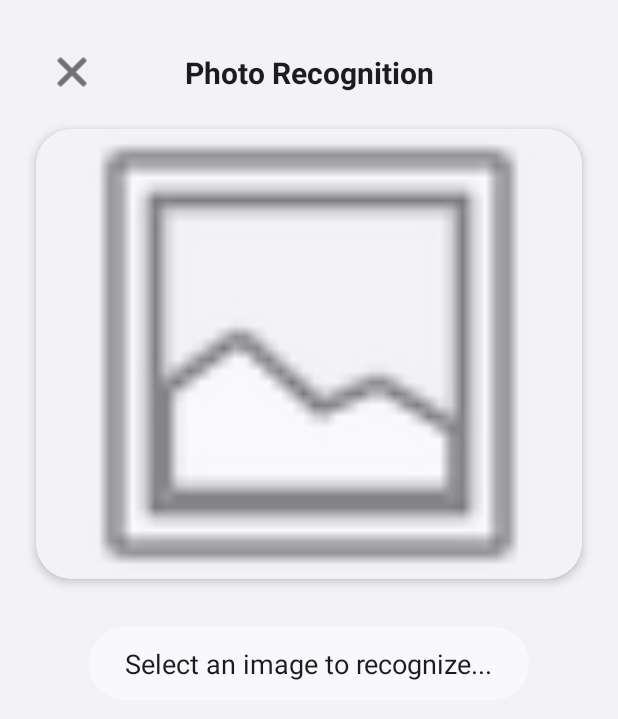
After one commit to ssy-bbh/VisionVoice_demo, an Android app: the PhotoRecognitionActivity screen opened directly, with no data from a screen before it, on a phone screen of 412 x 824 dp. The commit adds this screen. Shown: the top 719 px of the screen. Run offline under Robolectric (Android 15) with nearby library versions, the phone set to English and light mode, and no system bars; libraries missing offline, so code that uses them is left out: org.tensorflow.lite; 3 statements that could not run were skipped.

Commit message:
静态图片改为从相册上传

```diff
--- a/app/src/main/AndroidManifest.xml
+++ b/app/src/main/AndroidManifest.xml
@@ -35,6 +35,12 @@
             android:name=".PracticeActivity"
             android:exported="false" />
 
+        <!-- Registering the new PhotoRecognitionActivity -->
+        <activity
+            android:name=".PhotoRecognitionActivity"
+            android:exported="false"
+            android:theme="@style/Theme.Material3.DayNight.NoActionBar" />
+
     </application>
 
 </manifest>
--- a/app/src/main/java/com/example/myapplication/HomeFragment.java
+++ b/app/src/main/java/com/example/myapplication/HomeFragment.java
@@ -27,8 +27,10 @@ public class HomeFragment extends Fragment {
             startActivity(intent);
         });
 
+        // Updated: Start PhotoRecognitionActivity
         cardPhoto.setOnClickListener(v -> {
-            Toast.makeText(getContext(), "Photo Gallery coming soon!", Toast.LENGTH_SHORT).show();
+            Intent intent = new Intent(getActivity(), PhotoRecognitionActivity.class);
+            startActivity(intent);
         });
 
         return view;
--- /dev/null
+++ b/app/src/main/java/com/example/myapplication/PhotoRecognitionActivity.java
@@ -0,0 +1,179 @@
+package com.example.myapplication;
+
+import android.app.Activity;
+import android.content.Intent;
+import android.graphics.Bitmap;
+import android.net.Uri;
+import android.os.Bundle;
+import android.provider.MediaStore;
+import android.util.Log;
+import android.view.View;
+import android.widget.ImageButton;
+import android.widget.ImageView;
+import android.widget.TextView;
+import android.widget.Toast;
+
+import androidx.activity.result.ActivityResultLauncher;
+import androidx.activity.result.contract.ActivityResultContracts;
+import androidx.annotation.Nullable;
+import androidx.appcompat.app.AppCompatActivity;
+
+import com.google.android.material.floatingactionbutton.ExtendedFloatingActionButton;
+
+import org.tensorflow.lite.support.image.TensorImage;
+import org.tensorflow.lite.support.label.Category;
+import org.tensorflow.lite.task.core.BaseOptions;
+import org.tensorflow.lite.task.vision.classifier.Classifications;
+import org.tensorflow.lite.task.vision.classifier.ImageClassifier;
+
+import java.io.BufferedReader;
+import java.io.IOException;
+import java.io.InputStreamReader;
+import java.util.ArrayList;
+import java.util.List;
+
+public class PhotoRecognitionActivity extends AppCompatActivity {
+
+    private static final String TAG = "PhotoRecognitionActivity";
+
+    private ImageView ivSelectedImage;
+    private TextView tvPhotoRecognitionResult;
+    private ExtendedFloatingActionButton btnConfirmPhotoRecognition;
+
+    private ImageClassifier imageClassifier;
+    private List<String> labels;
+    private String currentRecognitionResult = null;
+
+    // ActivityResultLauncher for picking images from gallery
+    private ActivityResultLauncher<Intent> pickImageLauncher;
+
+    @Override
+    protected void onCreate(@Nullable Bundle savedInstanceState) {
+        super.onCreate(savedInstanceState);
+        setContentView(R.layout.activity_photo_recognition);
+
+        ivSelectedImage = findViewById(R.id.ivSelectedImage);
+        tvPhotoRecognitionResult = findViewById(R.id.tvPhotoRecognitionResult);
+        btnConfirmPhotoRecognition = findViewById(R.id.btnConfirmPhotoRecognition);
+        ImageButton btnClosePhoto = findViewById(R.id.btnClosePhoto);
+
+        loadLabels();
+        initImageClassifier();
+
+        // Initialize ActivityResultLauncher
+        pickImageLauncher = registerForActivityResult(
+                new ActivityResultContracts.StartActivityForResult(),
+                result -> {
+                    if (result.getResultCode() == Activity.RESULT_OK && result.getData() != null) {
+                        Uri imageUri = result.getData().getData();
+                        try {
+                            Bitmap bitmap = MediaStore.Images.Media.getBitmap(this.getContentResolver(), imageUri);
+                            ivSelectedImage.setImageBitmap(bitmap);
+                            recognizeImage(bitmap);
+                        } catch (IOException e) {
+                            Log.e(TAG, "Error loading image from gallery", e);
+                            Toast.makeText(this, "Failed to load image", Toast.LENGTH_SHORT).show();
+                            tvPhotoRecognitionResult.setText("Failed to load image.");
+                            btnConfirmPhotoRecognition.setVisibility(View.GONE);
+                        }
+                    } else {
+                        // User cancelled picking image, finish this activity or show a message
+                        Toast.makeText(this, "Image selection cancelled", Toast.LENGTH_SHORT).show();
+                        finish();
+                    }
+                }
+        );
+
+        // Start image picker immediately when activity is created
+        openImagePicker();
+
+        btnConfirmPhotoRecognition.setOnClickListener(v -> {
+            if (currentRecognitionResult != null && !currentRecognitionResult.isEmpty()) {
+                Intent intent = new Intent(PhotoRecognitionActivity.this, PracticeActivity.class);
+                intent.putExtra("extra_word", currentRecognitionResult);
+                startActivity(intent);
+            } else {
+                Toast.makeText(this, "No valid recognition result to learn.", Toast.LENGTH_SHORT).show();
+            }
+        });
+
+        btnClosePhoto.setOnClickListener(v -> finish());
+    }
+
+    private void openImagePicker() {
+        Intent galleryIntent = new Intent(Intent.ACTION_PICK, MediaStore.Images.Media.EXTERNAL_CONTENT_URI);
+        pickImageLauncher.launch(galleryIntent);
+    }
+
+    private void recognizeImage(Bitmap bitmap) {
+        if (imageClassifier == null) {
+            tvPhotoRecognitionResult.setText("Classifier not initialized.");
+            btnConfirmPhotoRecognition.setVisibility(View.GONE);
+            return;
+        }
+
+        TensorImage tensorImage = TensorImage.fromBitmap(bitmap);
+        List<Classifications> results = imageClassifier.classify(tensorImage);
+
+        if (results != null && !results.isEmpty() && !results.get(0).getCategories().isEmpty()) {
+            Category topCategory = results.get(0).getCategories().get(0);
+            String numericLabel = topCategory.getLabel();
+            float score = topCategory.getScore();
+            String finalLabel = "Unknown";
+
+            try {
+                int index = Integer.parseInt(numericLabel);
+                if (labels != null && index >= 0 && index < labels.size()) {
+                    finalLabel = labels.get(index);
+                }
+            } catch (NumberFormatException e) {
+                // Keep "Unknown"
+            }
+
+            currentRecognitionResult = finalLabel; // Store the raw label for practice activity
+            String displayResult = String.format("%s (%.0f%%)", finalLabel, score * 100);
+            tvPhotoRecognitionResult.setText(displayResult);
+            btnConfirmPhotoRecognition.setVisibility(View.VISIBLE);
+        } else {
+            tvPhotoRecognitionResult.setText("No object detected.");
+            btnConfirmPhotoRecognition.setVisibility(View.GONE);
+            currentRecognitionResult = null;
+        }
+    }
+
+    private void loadLabels() {
+        try (BufferedReader reader = new BufferedReader(
+                new InputStreamReader(getAssets().open("labels.txt")))) {
+            labels = new ArrayList<>();
+            String line;
+            while ((line = reader.readLine()) != null) {
+                labels.add(line);
+            }
+        } catch (IOException e) {
+            Log.e(TAG, "Failed to load labels.", e);
+            Toast.makeText(this, "Failed to load labels for recognition.", Toast.LENGTH_SHORT).show();
+        }
+    }
+
+    private void initImageClassifier() {
+        try {
+            BaseOptions baseOptions = BaseOptions.builder().setNumThreads(2).build(); // Use fewer threads for static image
+            ImageClassifier.ImageClassifierOptions options = ImageClassifier.ImageClassifierOptions.builder()
+                    .setBaseOptions(baseOptions)
+                    .setMaxResults(1)
+                    .build();
+            imageClassifier = ImageClassifier.createFromFileAndOptions(this, "efficientnet-lite2-int8.tflite", options);
+        } catch (IOException e) {
+            Log.e(TAG, "TFLite failed to load", e);
+            Toast.makeText(this, "Failed to initialize image classifier.", Toast.LENGTH_SHORT).show();
+        }
+    }
+
+    @Override
+    protected void onDestroy() {
+        super.onDestroy();
+        if (imageClassifier != null) {
+            imageClassifier.close();
+        }
+    }
+}
--- /dev/null
+++ b/app/src/main/res/layout/activity_photo_recognition.xml
@@ -0,0 +1,90 @@
+<?xml version="1.0" encoding="utf-8"?>
+<androidx.constraintlayout.widget.ConstraintLayout xmlns:android="http://schemas.android.com/apk/res/android"
+    xmlns:app="http://schemas.android.com/apk/res-auto"
+    xmlns:tools="http://schemas.android.com/tools"
+    android:layout_width="match_parent"
+    android:layout_height="match_parent"
+    android:background="@color/surface_gray"
+    tools:context=".PhotoRecognitionActivity">
+
+    <!-- 关闭按钮 -->
+    <ImageButton
+        android:id="@+id/btnClosePhoto"
+        android:layout_width="48dp"
+        android:layout_height="48dp"
+        android:src="@android:drawable/ic_menu_close_clear_cancel"
+        android:background="?selectableItemBackgroundBorderless"
+        app:tint="@color/text_primary"
+        app:layout_constraintStart_toStartOf="parent"
+        app:layout_constraintTop_toTopOf="parent"
+        android:layout_margin="24dp"/>
+
+    <!-- 标题 -->
+    <TextView
+        android:id="@+id/tvPhotoRecognitionTitle"
+        android:layout_width="wrap_content"
+        android:layout_height="wrap_content"
+        android:text="Photo Recognition"
+        android:textSize="20sp"
+        android:textStyle="bold"
+        android:textColor="@color/text_primary"
+        app:layout_constraintTop_toTopOf="@id/btnClosePhoto"
+        app:layout_constraintBottom_toBottomOf="@id/btnClosePhoto"
+        app:layout_constraintStart_toStartOf="parent"
+        app:layout_constraintEnd_toEndOf="parent" />
+
+    <!-- 选择的图片显示区域 -->
+    <androidx.cardview.widget.CardView
+        android:id="@+id/cardSelectedImage"
+        style="@style/CardStyle"
+        android:layout_width="match_parent"
+        android:layout_height="300dp"
+        android:layout_marginHorizontal="24dp"
+        android:layout_marginTop="24dp"
+        app:cardCornerRadius="24dp"
+        app:cardElevation="4dp"
+        app:layout_constraintTop_toBottomOf="@id/tvPhotoRecognitionTitle"
+        app:layout_constraintStart_toStartOf="parent"
+        app:layout_constraintEnd_toEndOf="parent">
+
+        <ImageView
+            android:id="@+id/ivSelectedImage"
+            android:layout_width="match_parent"
+            android:layout_height="match_parent"
+            android:scaleType="centerCrop"
+            android:background="@color/surface_gray"
+            android:src="@android:drawable/ic_menu_gallery" />
+    </androidx.cardview.widget.CardView>
+
+    <!-- 识别结果展示 -->
+    <TextView
+        android:id="@+id/tvPhotoRecognitionResult"
+        android:layout_width="wrap_content"
+        android:layout_height="wrap_content"
+        android:layout_marginTop="32dp"
+        android:paddingHorizontal="24dp"
+        android:paddingVertical="12dp"
+        android:background="@drawable/bg_capsule_translucent"
+        android:backgroundTint="@color/white"
+        android:textColor="@color/text_primary"
+        android:textSize="18sp"
+        android:text="Select an image to recognize..."
+        app:layout_constraintTop_toBottomOf="@id/cardSelectedImage"
+        app:layout_constraintStart_toStartOf="parent"
+        app:layout_constraintEnd_toEndOf="parent" />
+
+    <!-- 确认按钮 (悬浮 Fab 样式) -->
+    <com.google.android.material.floatingactionbutton.ExtendedFloatingActionButton
+        android:id="@+id/btnConfirmPhotoRecognition"
+        android:layout_width="wrap_content"
+        android:layout_height="wrap_content"
+        android:layout_marginBottom="48dp"
+        android:text="Learn This!"
+        android:textColor="@color/white"
+        android:backgroundTint="@color/brand_orange"
+        app:layout_constraintBottom_toBottomOf="parent"
+        app:layout_constraintStart_toStartOf="parent"
+        app:layout_constraintEnd_toEndOf="parent"
+        android:visibility="gone" /> <!-- 默认隐藏，识别成功后显示 -->
+
+</androidx.constraintlayout.widget.ConstraintLayout>
```
